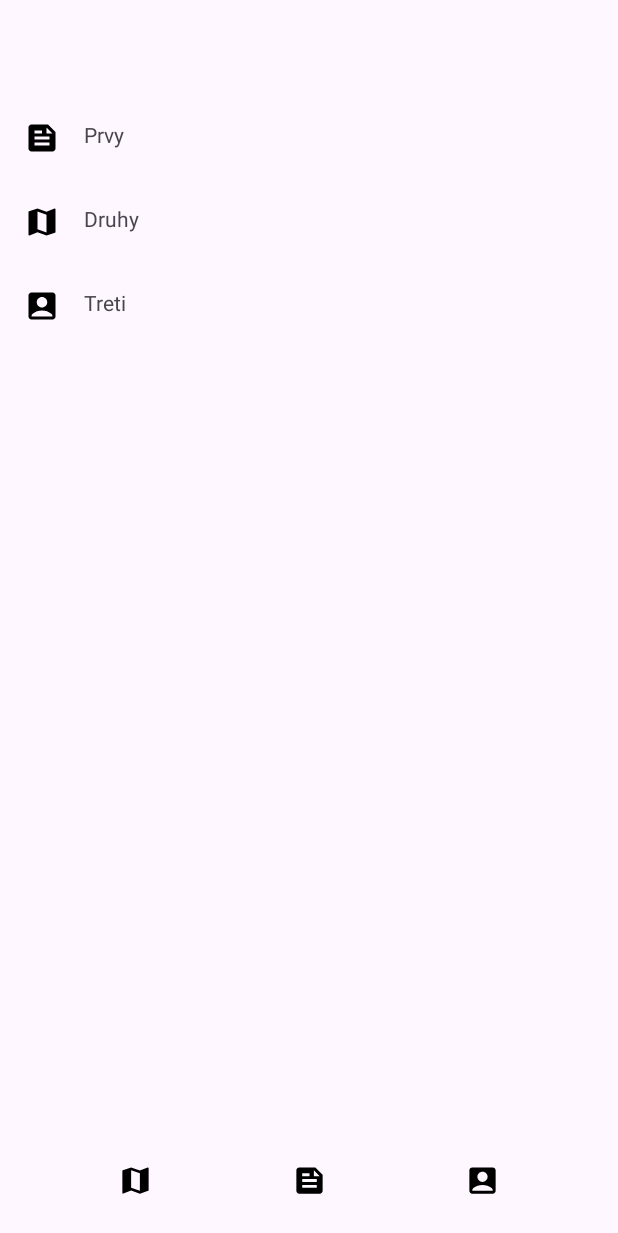
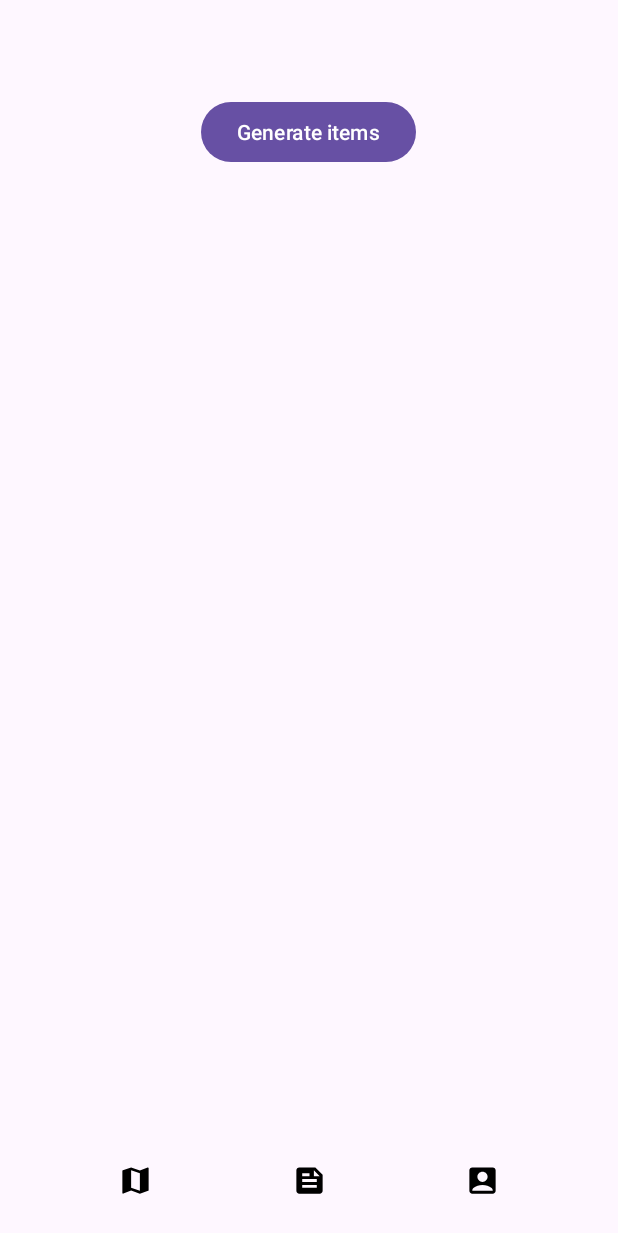
Before and after one commit to marekdrab/mobv, an Android app: the FeedFragment screen opened through its navigation route, on a phone screen of 412 x 824 dp. Shown: the top 1233 px of the screen. Run offline under Robolectric (Android 15) with nearby library versions, the phone set to English and light mode, and no system bars.

Commit message:
cv 4.3.8

```diff
--- a/app/src/main/java/com/example/zadanie/FeedFragment.kt
+++ b/app/src/main/java/com/example/zadanie/FeedFragment.kt
@@ -3,6 +3,7 @@ package com.example.zadanie
 import android.os.Bundle
 import android.util.Log
 import android.view.View
+import android.widget.Button
 import androidx.fragment.app.Fragment
 import androidx.lifecycle.Observer
 import androidx.lifecycle.ViewModelProvider
@@ -27,17 +28,13 @@ class FeedFragment : Fragment(R.layout.fragment_feed) {
 
         // Pozorovanie zmeny hodnoty
         viewModel.feed_items.observe(viewLifecycleOwner) { items ->
-            // Tu môžete aktualizovať UI podľa hodnoty stringValue
+            Log.d("FeedFragment", "nove hodnoty $items")
             feedAdapter.updateItems(items)
         }
 
-        viewModel.updateItems(
-            listOf(
-                MyItem(0, R.drawable.baseline_feed, "Prvy"),
-                MyItem(1, R.drawable.baseline_map, "Druhy"),
-                MyItem(2, R.drawable.baseline_profile, "Treti"),
-            )
-        )
+        view.findViewById<Button>(R.id.btn_generate).setOnClickListener {
+            viewModel.updateItems()
+        }
 
     }
 }
--- a/app/src/main/res/layout/fragment_feed.xml
+++ b/app/src/main/res/layout/fragment_feed.xml
@@ -18,10 +18,19 @@
     <androidx.recyclerview.widget.RecyclerView
         android:id="@+id/feed_recyclerview"
         app:layout_constraintTop_toTopOf="parent"
+        app:layout_constraintTop_toBottomOf="@id/btn_generate"
         app:layout_constraintBottom_toTopOf="@id/bottom_bar"
         app:layout_constraintStart_toStartOf="parent"
         app:layout_constraintEnd_toEndOf="parent"
         android:layout_height="0dp"
         android:layout_width="match_parent"/>
 
+    <Button
+        android:id="@+id/btn_generate"
+        android:layout_width="wrap_content"
+        android:layout_height="wrap_content"
+        android:text="Generate items"
+        app:layout_constraintEnd_toEndOf="parent"
+        app:layout_constraintHorizontal_bias="0.498"
+        app:layout_constraintStart_toStartOf="parent" />
 </androidx.constraintlayout.widget.ConstraintLayout>
```
Also changed, not shown: app/src/main/java/com/example/zadanie/FeedViewModel.kt (+18 -2 lines).
